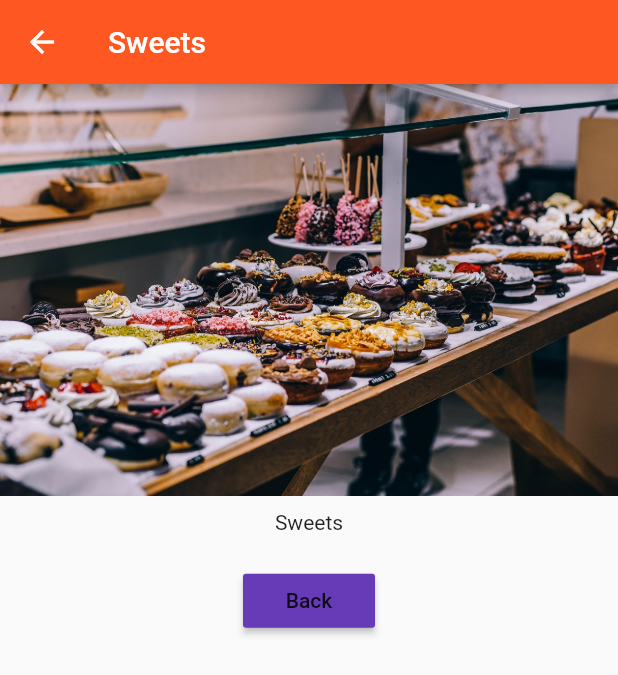
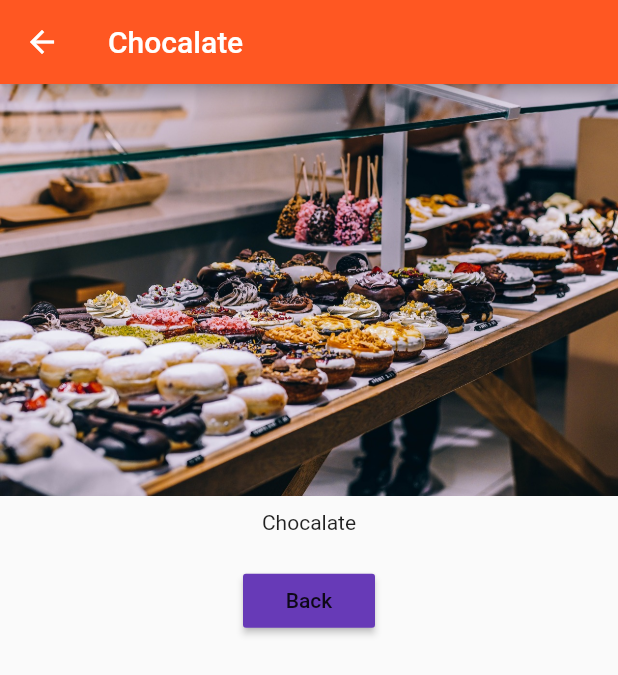
Before and after one commit to naveenvignesh5/flutter-demo, a Flutter app: the screen it shows after launch, after a tap on "Add Product", after a tap on "Details", on a phone screen of 412 x 824 dp. Shown: the top 675 px of the screen. Run offline on Flutter 3.47's test engine with Material 2 defaults, Android fonts, the phone set to English and light mode, and no system bars; missing offline and left inert: onesignal.

Commit message:
Converts type to map

```diff
--- a/lib/product_control.dart
+++ b/lib/product_control.dart
@@ -10,7 +10,10 @@ class ProductControl extends StatelessWidget {
     return RaisedButton(
       color: Theme.of(context).primaryColor,
       onPressed: () {
-        addProduct('Sweets');
+        addProduct({
+          'title': 'Chocalate',
+          'image': 'assets/food.jpg',
+        });
       },
       child: Text('Add Product'),
     );
--- a/lib/product_manager.dart
+++ b/lib/product_manager.dart
@@ -4,7 +4,7 @@ import './products.dart';
 import './product_control.dart';
 
 class ProductManager extends StatefulWidget {
-  final String startingProduct;
+  final Map<String, String> startingProduct;
 
   ProductManager({this.startingProduct}) {
     print('[ProductManager Widget] Constructor');
@@ -18,7 +18,7 @@ class ProductManager extends StatefulWidget {
 }
 
 class _ProductManagerState extends State<ProductManager> {
-  final List<String> _products = [];
+  final List<Map<String, String>> _products = [];
 
   @override
   void initState() {
@@ -37,7 +37,7 @@ class _ProductManagerState extends State<ProductManager> {
     super.didUpdateWidget(oldWidget);
   }
 
-  void _addProduct(String product) {
+  void _addProduct(Map<String, String> product) {
     setState(() {
       _products.add(product);
     });
--- a/lib/products.dart
+++ b/lib/products.dart
@@ -2,7 +2,7 @@ import 'package:flutter/material.dart';
 import './pages/product.dart';
 
 class Products extends StatelessWidget {
-  final List<String> products;
+  final List<Map<String, String>> products;
 
   Products([this.products = const []]) {
     print('[Products Widget] Constructor');
@@ -12,8 +12,8 @@ class Products extends StatelessWidget {
     return Card(
       child: Column(
         children: <Widget>[
-          Image.asset('assets/food.jpg'),
-          Text(products[index]),
+          Image.asset(products[index]['image']),
+          Text(products[index]['title']),
           ButtonBar(
             alignment: MainAxisAlignment.center,
             children: <Widget>[
@@ -22,7 +22,10 @@ class Products extends StatelessWidget {
                 onPressed: () => Navigator.push(
                       context,
                       MaterialPageRoute(
-                        builder: (BuildContext context) => ProductPage(products[index], 'assets/food.jpg'),
+                        builder: (BuildContext context) => ProductPage(
+                              products[index]['title'],
+                              products[index]['image'],
+                            ),
                       ),
                     ),
               ),
```
